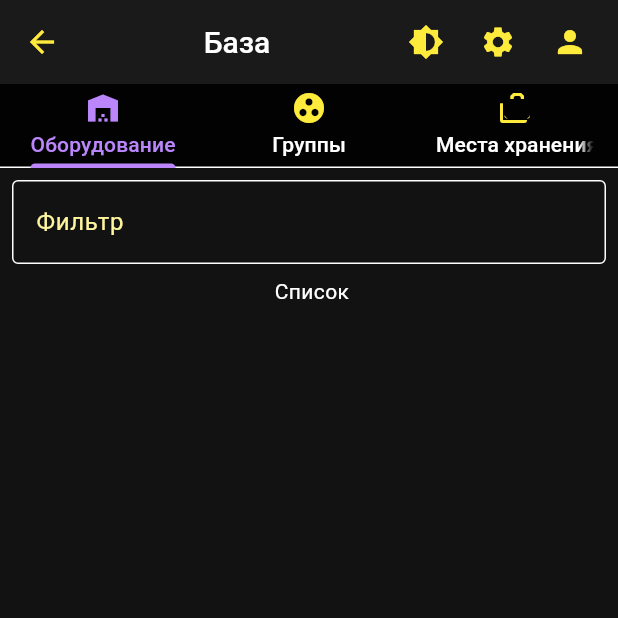
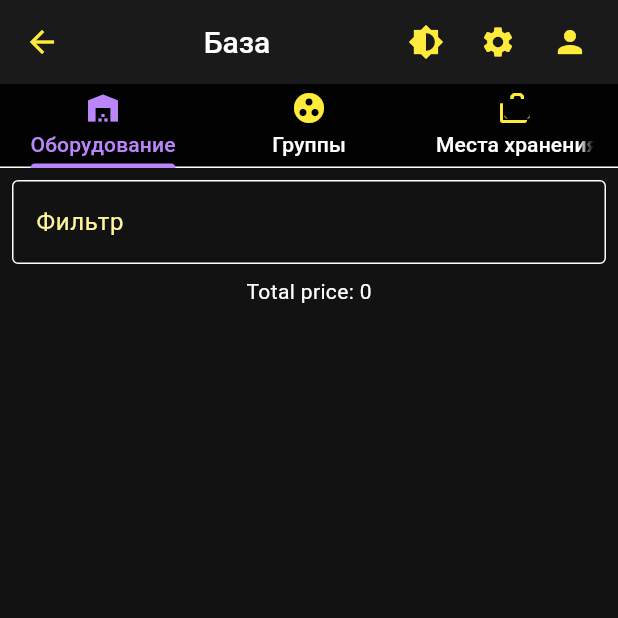
Before and after one commit to VladosikMan/ClientEquipment, a Flutter app: the DetailsScreen screen opened directly, after a tap on "Добавить", on a phone screen of 412 x 824 dp, the top half of it. Run offline on Flutter 3.47's test engine with Material 3 defaults, Android fonts, the light colour scheme and no system bars; our stand-ins replace dio, google_fonts, shared_preferences; accounts and stored records are empty; network calls fail.

Commit message:
get all detail with parsing to list

```diff
--- a/lib/models/http/details_model.dart
+++ b/lib/models/http/details_model.dart
@@ -1,36 +1,52 @@
+import 'dart:convert';
+
 import 'package:flutter/cupertino.dart';
 
+import '../../data/details.dart';
 import '../../http/http_client.dart';
 
-class DetailsModel with ChangeNotifier{
+class DetailsModel with ChangeNotifier {
   //количество деталей
   int length = 0;
-  Future<void> getLengthDetails()async{
+  List<Detail> _details = [];
+  Future<void> getLengthDetails() async {
     try {
       final response = await ApiClient().detail.getLengthDetails();
-      if(response.statusCode == 200){
-        length =int.parse(response.data);
-      }else{
-      }
+      if (response.statusCode == 200) {
+        length = int.parse(response.data);
+      } else {}
     } catch (e) {
-    //e.toString();
-
+      //e.toString();
     } finally {
       notifyListeners(); // Снова уведомляем об изменениях
     }
   }
 
-  Future<void> createDetail(Map<String, dynamic> detailData)async{
+  Future<void> createDetail(Map<String, dynamic> detailData) async {
     try {
       final response = await ApiClient().detail.createDetail(detailData);
-      if(response.statusCode == 200){
+      if (response.statusCode == 200) {
         //TODO обработка создания детали
-
-      }else{
-      }
+      } else {}
     } catch (e) {
       //e.toString();
+    } finally {
+      notifyListeners(); // Снова уведомляем об изменениях
+    }
+  }
 
+  // получить все детали
+  Future<void> getAllDetails() async {
+    try {
+      final response = await ApiClient().detail.getAllDetails();
+      if (response.statusCode == 200) {
+        _details = Detail.parseList(response.data);
+        int x = 11;
+        //TODO обработка создания детали
+      } else {}
+    } catch (e) {
+      e.toString();
+      //e.toString();
     } finally {
       notifyListeners(); // Снова уведомляем об изменениях
     }
--- a/lib/screens/fragments/detail_fragment.dart
+++ b/lib/screens/fragments/detail_fragment.dart
@@ -1,4 +1,6 @@
+import 'package:eqiup_client/models/http/details_model.dart';
 import 'package:flutter/material.dart';
+import 'package:provider/provider.dart';
 
 class DetailsFragment extends StatelessWidget {
   const DetailsFragment({super.key});
@@ -33,7 +35,7 @@ class DetailsFragment extends StatelessWidget {
 class FilterSection extends StatelessWidget {
   //final ValueChanged<String> onFilterChanged;
 
-  const FilterSection({super.key}/* required this.onFilterChanged}*/);
+  const FilterSection({super.key /* required this.onFilterChanged}*/});
 
   @override
   Widget build(BuildContext context) {
@@ -44,7 +46,6 @@ class FilterSection extends StatelessWidget {
           labelText: 'Фильтр',
           border: OutlineInputBorder(),
         ),
-
       ),
     );
   }
@@ -57,8 +58,8 @@ class ControlledListView extends StatelessWidget {
 
   const ControlledListView({
     super.key,
-   // required this.items,
- //   required this.onItemTap,
+    // required this.items,
+    //   required this.onItemTap,
   });
 
   @override
@@ -71,7 +72,11 @@ class ControlledListView extends StatelessWidget {
     //   },
     // );
 
-    return Text(" Список");
+    return   Consumer<DetailsModel>(
+                builder: (context, model, child) {
+                  return Text('Total price: ${model.length}');
+                },
+              );
   }
 }
 
@@ -93,8 +98,21 @@ class ControlButtons extends StatelessWidget {
       child: Row(
         mainAxisAlignment: MainAxisAlignment.spaceEvenly,
         children: [
-          ElevatedButton(onPressed: () => {}, child: const Text('Добавить')),
-          ElevatedButton(onPressed: () => {}, child: const Text('Очистить')),
+          Consumer<DetailsModel>(
+            builder: (context, model, child) {
+              return ElevatedButton(
+                onPressed: () => {   model.getAllDetails()},
+                child: const Text('Добавить'),
+              );
+            },
+          ),
+
+          ElevatedButton(
+            onPressed: () {
+
+            },
+            child: const Text('Очистить'),
+          ),
         ],
       ),
     );
--- a/lib/screens/journal_screen.dart
+++ b/lib/screens/journal_screen.dart
@@ -5,7 +5,6 @@ import '../widgets/rounded_card.dart';
 
 class JournalScreen extends StatelessWidget {
   const JournalScreen({super.key});
-
   @override
   Widget build(BuildContext context) {
     return Scaffold(
@@ -86,7 +85,6 @@ class JournalScreen extends StatelessWidget {
                 ),
               ],
             ),
-
             // Иконка корзины в правом верхнем углу
             Positioned(
               top: 0,
```
Also changed, not shown: lib/data/details.dart (+88 -22 lines).
